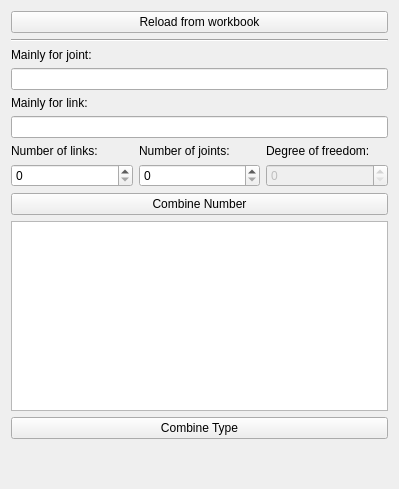
The window that core/synthesis/NumberAndTypeSynthesis/Permutations.ui (KmolYuan/Pyslvs-UI) describes before a commit, drawn with Qt 5.
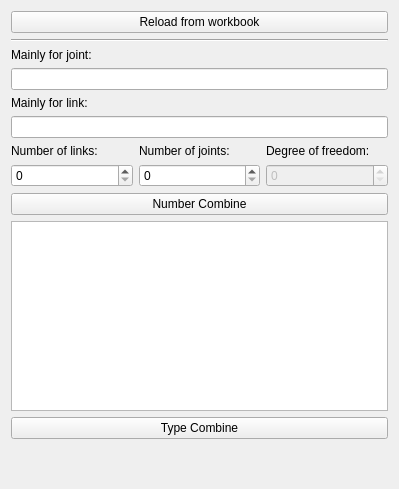
The same window after the commit. Icons and pictures are not drawn.

Diff of the .ui file:
```diff
--- a/core/synthesis/NumberAndTypeSynthesis/Permutations.ui
+++ b/core/synthesis/NumberAndTypeSynthesis/Permutations.ui
@@ -108,7 +108,7 @@
    <item>
     <widget class="QPushButton" name="Combine_number">
      <property name="text">
-      <string>Combine Number</string>
+      <string>Number Combine</string>
      </property>
      <property name="autoDefault">
       <bool>true</bool>
@@ -121,7 +121,7 @@
    <item>
     <widget class="QPushButton" name="Combine_type">
      <property name="text">
-      <string>Combine Type</string>
+      <string>Type Combine</string>
      </property>
      <property name="autoDefault">
       <bool>true</bool>
```
